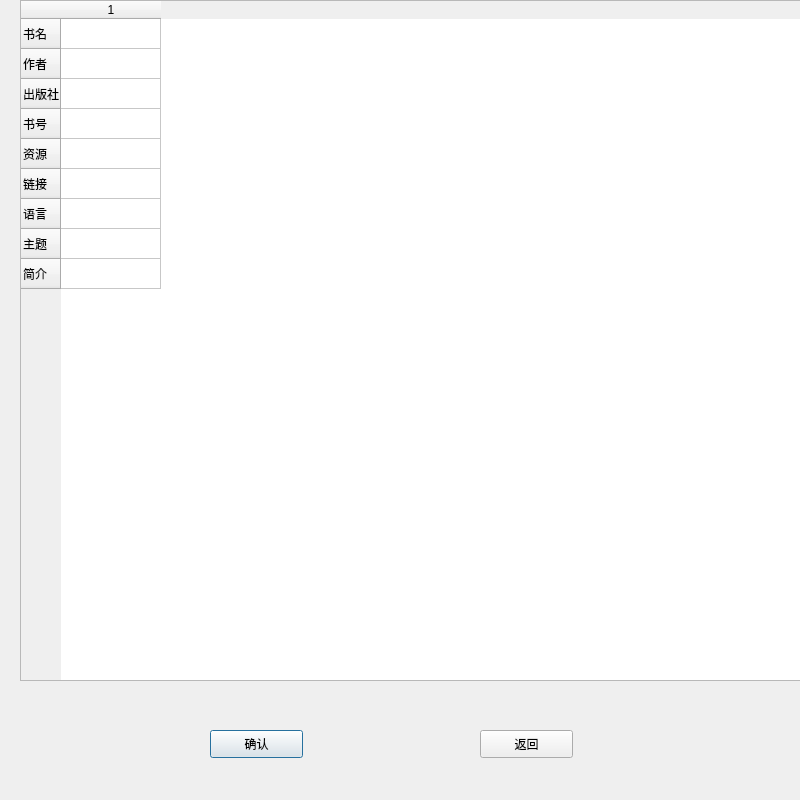
First picture: the form in Library_Administrator_System/bookoperation.ui, repository renzibei/TGLibrary, before the edit.
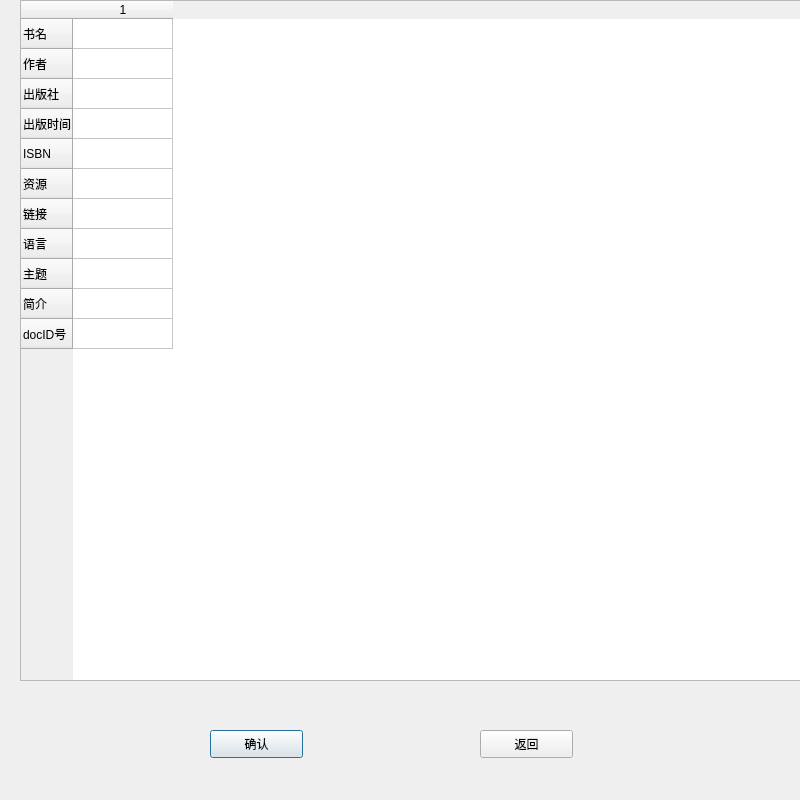
Second picture: the form after the edit.

```diff
--- a/Library_Administrator_System/bookoperation.ui
+++ b/Library_Administrator_System/bookoperation.ui
@@ -26,7 +26,7 @@
     <bool>true</bool>
    </property>
    <property name="rowCount">
-    <number>9</number>
+    <number>11</number>
    </property>
    <property name="columnCount">
     <number>1</number>
@@ -48,7 +48,12 @@
    </row>
    <row>
     <property name="text">
-     <string>书号</string>
+     <string>出版时间</string>
+    </property>
+   </row>
+   <row>
+    <property name="text">
+     <string>ISBN</string>
     </property>
    </row>
    <row>
@@ -76,6 +81,11 @@
      <string>简介</string>
     </property>
    </row>
+   <row>
+    <property name="text">
+     <string>docID号</string>
+    </property>
+   </row>
    <column/>
   </widget>
   <widget class="QPushButton" name="add_Books">
```
Left out of the diff: 2 changed lines with no effect on the pictures.
